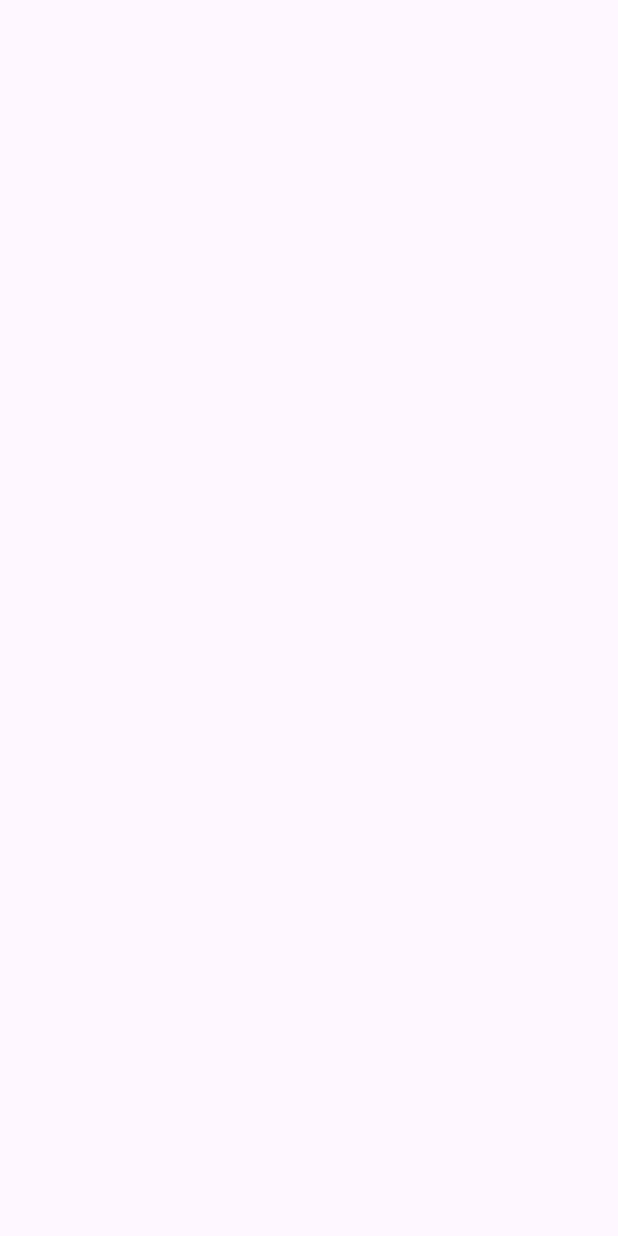
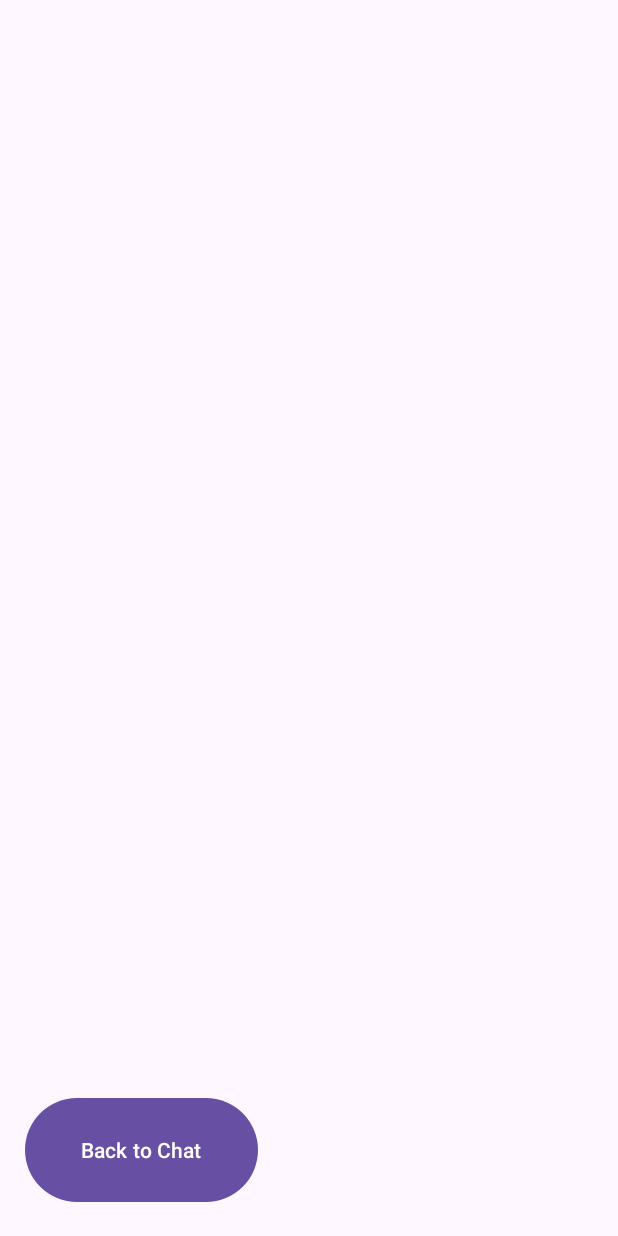
Before and after one commit to tomershani12/Jeez, an Android app: the Profile screen opened directly, with no data from a screen before it, on a phone screen of 412 x 824 dp. Before the commit the screen is empty. Run offline under Robolectric (Android 15) with nearby library versions, the phone set to English and light mode, and no system bars.

Commit message:
back to chat buttons

```diff
--- a/app/src/main/java/com/example/jeez/Chat.java
+++ b/app/src/main/java/com/example/jeez/Chat.java
@@ -24,7 +24,7 @@ public class Chat extends AppCompatActivity {
         findViewById(R.id.buttonSetTarget).setOnClickListener(new View.OnClickListener() {
             @Override
             public void onClick(View v) {
-                Intent intent = new Intent(Chat.this, SetTarget.class);
+                Intent intent = new Intent(Chat.this, SetTargetActivity.class);
                 startActivity(intent);
             }
         });
--- a/app/src/main/java/com/example/jeez/Profile.java
+++ b/app/src/main/java/com/example/jeez/Profile.java
@@ -1,8 +1,9 @@
 package com.example.jeez;
 
 import androidx.appcompat.app.AppCompatActivity;
-
+import android.content.Intent;
 import android.os.Bundle;
+import android.view.View;
 
 public class Profile extends AppCompatActivity {
 
@@ -10,5 +11,15 @@ public class Profile extends AppCompatActivity {
     protected void onCreate(Bundle savedInstanceState) {
         super.onCreate(savedInstanceState);
         setContentView(R.layout.activity_profile);
+
+        // הגדרת כפתור חזרה לעמוד Chat
+        findViewById(R.id.buttonBackToChat).setOnClickListener(new View.OnClickListener() {
+            @Override
+            public void onClick(View v) {
+                Intent intent = new Intent(Profile.this, Chat.class);
+                startActivity(intent);
+                //finish(); // סוגר את הפעילות הנוכחית
+            }
+        });
     }
 }
--- a/app/src/main/res/layout/activity_chat.xml
+++ b/app/src/main/res/layout/activity_chat.xml
@@ -6,7 +6,6 @@
     android:layout_height="match_parent"
     tools:context=".Chat">
     <LinearLayout
-        xmlns:android="http://schemas.android.com/apk/res/android"
         android:layout_width="match_parent"
         android:layout_height="match_parent"
         android:orientation="vertical"
--- a/app/src/main/res/layout/activity_profile.xml
+++ b/app/src/main/res/layout/activity_profile.xml
@@ -1,9 +1,22 @@
 <?xml version="1.0" encoding="utf-8"?>
-<androidx.constraintlayout.widget.ConstraintLayout xmlns:android="http://schemas.android.com/apk/res/android"
+<androidx.constraintlayout.widget.ConstraintLayout
+    xmlns:android="http://schemas.android.com/apk/res/android"
     xmlns:app="http://schemas.android.com/apk/res-auto"
     xmlns:tools="http://schemas.android.com/tools"
     android:layout_width="match_parent"
     android:layout_height="match_parent"
     tools:context=".Profile">
 
+    <Button
+        android:id="@+id/buttonBackToChat"
+        android:layout_width="155dp"
+        android:layout_height="77dp"
+
+        android:layout_marginEnd="240dp"
+        android:text="Back to Chat"
+        app:layout_constraintBottom_toBottomOf="parent"
+        app:layout_constraintEnd_toEndOf="parent"
+        app:layout_constraintTop_toTopOf="parent"
+        app:layout_constraintVertical_bias="0.975" />
+
 </androidx.constraintlayout.widget.ConstraintLayout>
```
Also changed, not shown: app/src/main/AndroidManifest.xml (+8 -10 lines), app/src/main/java/com/example/jeez/SetTarget.java (deleted, +0 -14 lines), app/src/main/java/com/example/jeez/SetTargetActivity.java (added, +33 -0 lines), app/src/main/res/layout/activity_head_page.xml (deleted, +0 -7 lines), app/src/main/res/layout/activity_set_target.xml (+14 -1 lines).
